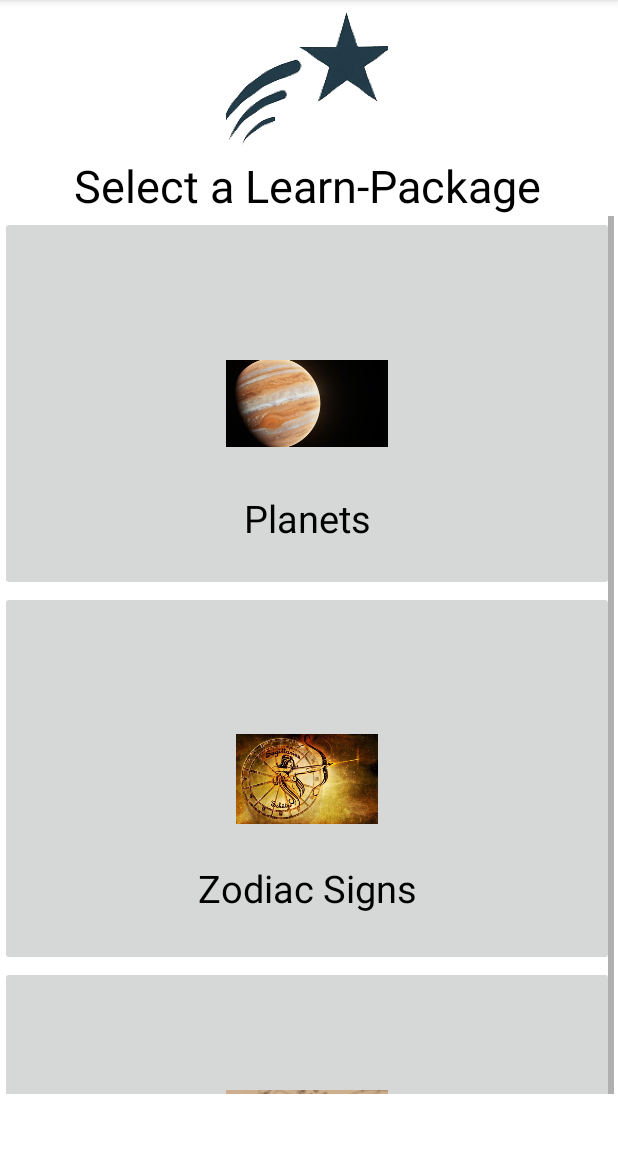
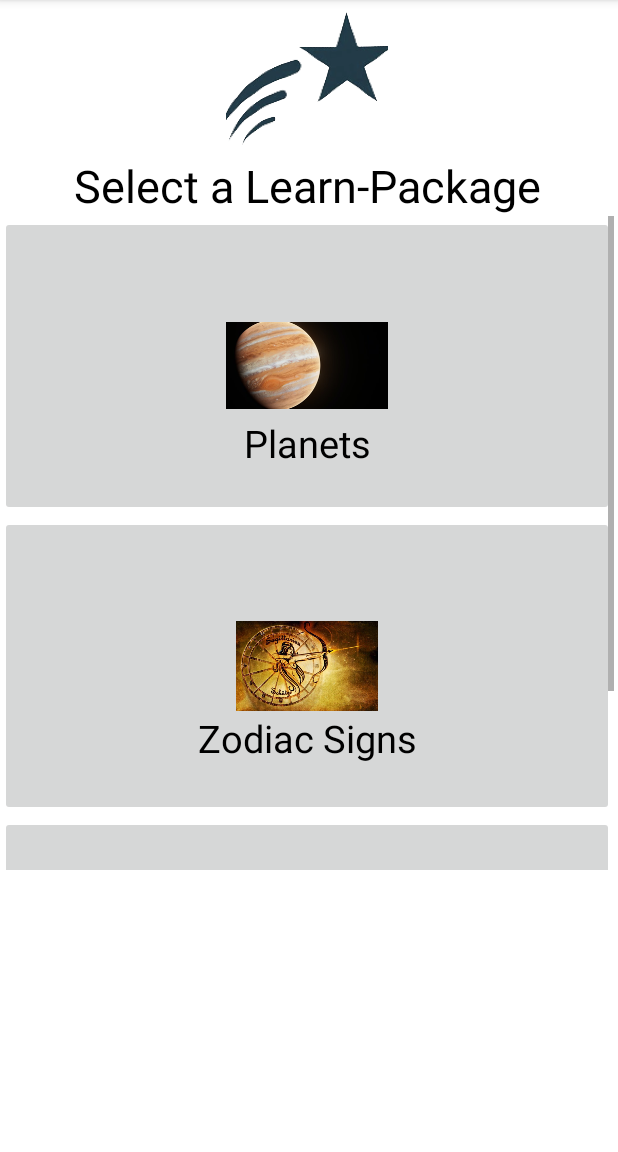
Before and after one commit to ElenaSchnedlitz/mobplat_android, an Android app: the Home screen opened directly, with no data from a screen before it, on a phone screen of 412 x 824 dp, the part 84-1236 px from its top. Run offline under Robolectric (Android 15) with nearby library versions, the phone set to English and light mode, and no system bars.

Commit message:
fixed scrolling error

```diff
--- a/app/src/main/res/layout/activity_home.xml
+++ b/app/src/main/res/layout/activity_home.xml
@@ -7,6 +7,7 @@
     tools:context=".Home">
 
     <LinearLayout
+        android:id="@+id/linearLayout2"
         android:layout_width="409dp"
         android:layout_height="729dp"
         android:orientation="vertical"
@@ -31,9 +32,14 @@
             android:textColor="@color/black"
             android:textSize="30dp" />
 
+
             <ScrollView
                 android:layout_width="match_parent"
-            android:layout_height="683dp">
+                android:layout_height="436dp"
+                android:layout_marginBottom="100dp"
+                app:layout_constraintBottom_toBottomOf="@+id/linearLayout"
+                tools:ignore="MissingConstraints"
+                tools:layout_editor_absoluteX="-3dp">
 
                 <LinearLayout
                     android:layout_width="match_parent"
@@ -47,7 +53,7 @@
                         <ImageButton
                             android:id="@+id/planetsHomeButton"
                             android:layout_width="match_parent"
-                        android:layout_height="250dp"
+                            android:layout_height="200dp"
                             android:padding="40dp"
                             app:srcCompat="@mipmap/ic_planets_home_foreground" />
 
@@ -72,7 +78,7 @@
                         <ImageButton
                             android:id="@+id/signsHomeButton"
                             android:layout_width="match_parent"
-                        android:layout_height="250dp"
+                            android:layout_height="200dp"
                             android:padding="20dp"
                             app:srcCompat="@mipmap/ic_signs_home_foreground" />
 
@@ -95,7 +101,7 @@
                         <ImageButton
                             android:id="@+id/housesHomeButton"
                             android:layout_width="match_parent"
-                        android:layout_height="250dp"
+                            android:layout_height="200dp"
                             android:padding="20dp"
                             app:srcCompat="@mipmap/ic_home_house_foreground" />
 
@@ -117,7 +123,7 @@
                 </LinearLayout>
 
             </ScrollView>
+        </LinearLayout>
 
 
-    </LinearLayout>
 </androidx.constraintlayout.widget.ConstraintLayout>
--- a/app/src/main/res/layout/activity_zodiac_signs.xml
+++ b/app/src/main/res/layout/activity_zodiac_signs.xml
@@ -25,7 +25,7 @@
         <TextView
             android:id="@+id/textView2"
             android:layout_width="match_parent"
-            android:layout_height="32dp"
+            android:layout_height="50dp"
             android:text="@string/zodiac_signs"
             android:textAlignment="center"
             android:textColor="@color/black"
```
Lines whose indentation alone changed are shown as unchanged.
